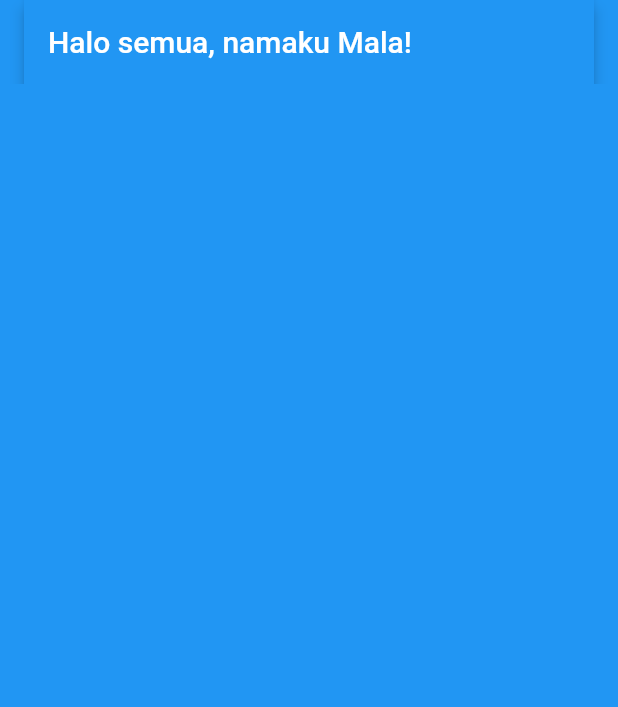
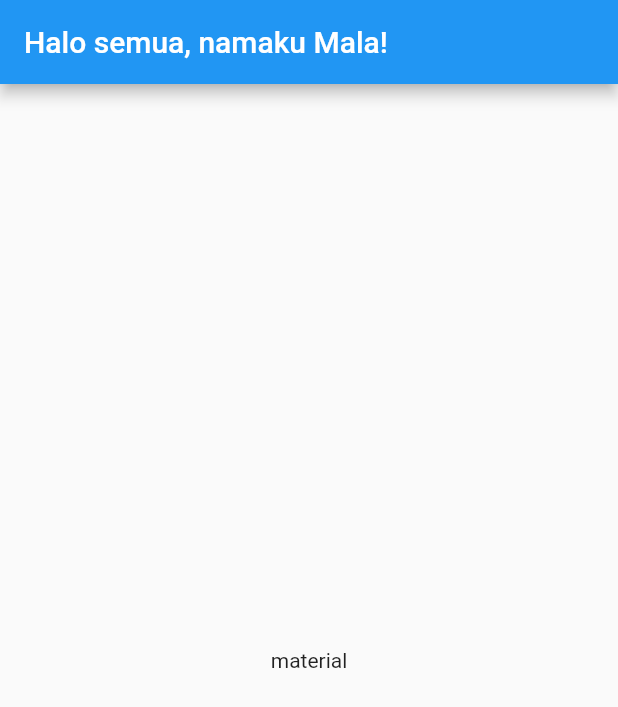
Before and after one commit to nurmalasr/flutter_Nurmala-Sari, a Flutter app: the screen it shows after launch, on a phone screen of 412 x 824 dp. Shown: the top 707 px of the screen. Run offline on Flutter 3.47's test engine with Material 2 defaults, Android fonts, the phone set to English and light mode, and no system bars.

Commit message:
Resume Deep Dive OOP & Introduction Flutter

```diff
--- a/08_Introduction Flutter Widget/praktikum/latihan/mala/lib/main.dart
+++ b/08_Introduction Flutter Widget/praktikum/latihan/mala/lib/main.dart
@@ -10,10 +10,11 @@
   @override
   Widget build(BuildContext context) {
     return MaterialApp(
-      home: AppBar(
-        title: AppBar(
+      home: Scaffold(
+       appBar: AppBar(
           title: const Text('Halo semua, namaku Mala!'),
         ),
+        body: Center(child: Text('material')),
     )
     );
   }
```
Also changed, not shown: 08_Introduction Flutter Widget/praktikum/latihan/mala/lib/main_cupertino.dart (added, +21 -0 lines), 2 other files.
